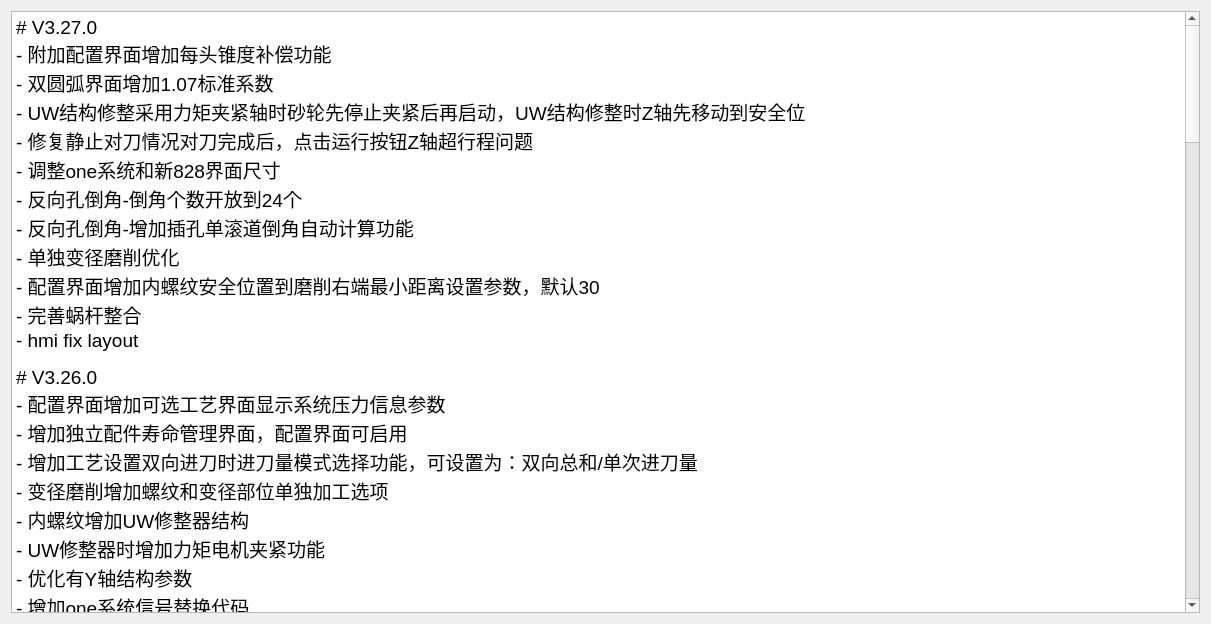
Above: history.ui from nie11kun/HorizonJuicerCreator before the change. Below: the same form after it.
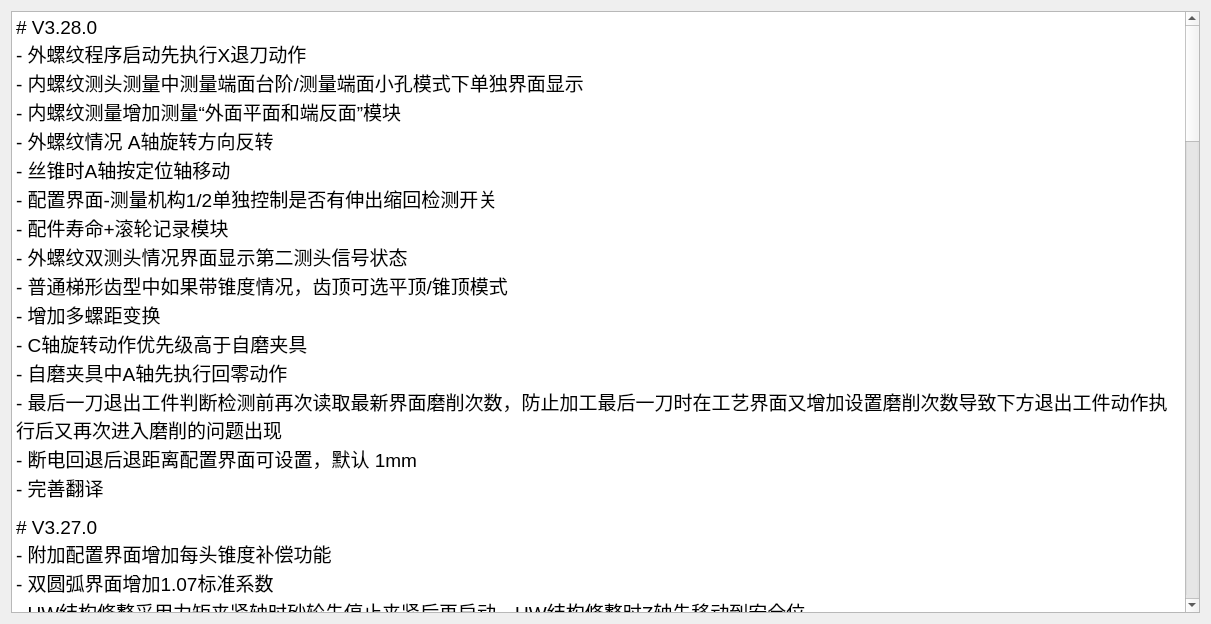
That is the form after the change.

Diff of the .ui file:
```diff
--- a/history.ui
+++ b/history.ui
@@ -24,6 +24,23 @@
 li.unchecked::marker { content: &quot;\2610&quot;; }
 li.checked::marker { content: &quot;\2612&quot;; }
 &lt;/style&gt;&lt;/head&gt;&lt;body style=&quot; font-family:'Segoe UI'; font-size:9pt; font-weight:400; font-style:normal;&quot;&gt;
+&lt;p style=&quot; margin-top:0px; margin-bottom:0px; margin-left:0px; margin-right:0px; -qt-block-indent:0; text-indent:0px;&quot;&gt;&lt;span style=&quot; font-size:14pt;&quot;&gt;# V3.28.0&lt;/span&gt;&lt;/p&gt;
+&lt;p style=&quot; margin-top:0px; margin-bottom:0px; margin-left:0px; margin-right:0px; -qt-block-indent:0; text-indent:0px;&quot;&gt;&lt;span style=&quot; font-size:14pt;&quot;&gt;- 外螺纹程序启动先执行X退刀动作&lt;/span&gt;&lt;/p&gt;
+&lt;p style=&quot; margin-top:0px; margin-bottom:0px; margin-left:0px; margin-right:0px; -qt-block-indent:0; text-indent:0px;&quot;&gt;&lt;span style=&quot; font-size:14pt;&quot;&gt;- 内螺纹测头测量中测量端面台阶/测量端面小孔模式下单独界面显示&lt;/span&gt;&lt;/p&gt;
+&lt;p style=&quot; margin-top:0px; margin-bottom:0px; margin-left:0px; margin-right:0px; -qt-block-indent:0; text-indent:0px;&quot;&gt;&lt;span style=&quot; font-size:14pt;&quot;&gt;- 内螺纹测量增加测量“外面平面和端反面”模块&lt;/span&gt;&lt;/p&gt;
+&lt;p style=&quot; margin-top:0px; margin-bottom:0px; margin-left:0px; margin-right:0px; -qt-block-indent:0; text-indent:0px;&quot;&gt;&lt;span style=&quot; font-size:14pt;&quot;&gt;- 外螺纹情况 A轴旋转方向反转&lt;/span&gt;&lt;/p&gt;
+&lt;p style=&quot; margin-top:0px; margin-bottom:0px; margin-left:0px; margin-right:0px; -qt-block-indent:0; text-indent:0px;&quot;&gt;&lt;span style=&quot; font-size:14pt;&quot;&gt;- 丝锥时A轴按定位轴移动&lt;/span&gt;&lt;/p&gt;
+&lt;p style=&quot; margin-top:0px; margin-bottom:0px; margin-left:0px; margin-right:0px; -qt-block-indent:0; text-indent:0px;&quot;&gt;&lt;span style=&quot; font-size:14pt;&quot;&gt;- 配置界面-测量机构1/2单独控制是否有伸出缩回检测开关&lt;/span&gt;&lt;/p&gt;
+&lt;p style=&quot; margin-top:0px; margin-bottom:0px; margin-left:0px; margin-right:0px; -qt-block-indent:0; text-indent:0px;&quot;&gt;&lt;span style=&quot; font-size:14pt;&quot;&gt;- 配件寿命+滚轮记录模块&lt;/span&gt;&lt;/p&gt;
+&lt;p style=&quot; margin-top:0px; margin-bottom:0px; margin-left:0px; margin-right:0px; -qt-block-indent:0; text-indent:0px;&quot;&gt;&lt;span style=&quot; font-size:14pt;&quot;&gt;- 外螺纹双测头情况界面显示第二测头信号状态&lt;/span&gt;&lt;/p&gt;
+&lt;p style=&quot; margin-top:0px; margin-bottom:0px; margin-left:0px; margin-right:0px; -qt-block-indent:0; text-indent:0px;&quot;&gt;&lt;span style=&quot; font-size:14pt;&quot;&gt;- 普通梯形齿型中如果带锥度情况，齿顶可选平顶/锥顶模式&lt;/span&gt;&lt;/p&gt;
+&lt;p style=&quot; margin-top:0px; margin-bottom:0px; margin-left:0px; margin-right:0px; -qt-block-indent:0; text-indent:0px;&quot;&gt;&lt;span style=&quot; font-size:14pt;&quot;&gt;- 增加多螺距变换&lt;/span&gt;&lt;/p&gt;
+&lt;p style=&quot; margin-top:0px; margin-bottom:0px; margin-left:0px; margin-right:0px; -qt-block-indent:0; text-indent:0px;&quot;&gt;&lt;span style=&quot; font-size:14pt;&quot;&gt;- C轴旋转动作优先级高于自磨夹具&lt;/span&gt;&lt;/p&gt;
+&lt;p style=&quot; margin-top:0px; margin-bottom:0px; margin-left:0px; margin-right:0px; -qt-block-indent:0; text-indent:0px;&quot;&gt;&lt;span style=&quot; font-size:14pt;&quot;&gt;- 自磨夹具中A轴先执行回零动作&lt;/span&gt;&lt;/p&gt;
+&lt;p style=&quot; margin-top:0px; margin-bottom:0px; margin-left:0px; margin-right:0px; -qt-block-indent:0; text-indent:0px;&quot;&gt;&lt;span style=&quot; font-size:14pt;&quot;&gt;- 最后一刀退出工件判断检测前再次读取最新界面磨削次数，防止加工最后一刀时在工艺界面又增加设置磨削次数导致下方退出工件动作执行后又再次进入磨削的问题出现&lt;/span&gt;&lt;/p&gt;
+&lt;p style=&quot; margin-top:0px; margin-bottom:0px; margin-left:0px; margin-right:0px; -qt-block-indent:0; text-indent:0px;&quot;&gt;&lt;span style=&quot; font-size:14pt;&quot;&gt;- 断电回退后退距离配置界面可设置，默认 1mm&lt;/span&gt;&lt;/p&gt;
+&lt;p style=&quot; margin-top:0px; margin-bottom:0px; margin-left:0px; margin-right:0px; -qt-block-indent:0; text-indent:0px;&quot;&gt;&lt;span style=&quot; font-size:14pt;&quot;&gt;- 完善翻译&lt;/span&gt;&lt;/p&gt;
+&lt;p style=&quot;-qt-paragraph-type:empty; margin-top:0px; margin-bottom:0px; margin-left:0px; margin-right:0px; -qt-block-indent:0; text-indent:0px;&quot;&gt;&lt;br /&gt;&lt;/p&gt;
 &lt;p style=&quot; margin-top:0px; margin-bottom:0px; margin-left:0px; margin-right:0px; -qt-block-indent:0; text-indent:0px;&quot;&gt;&lt;span style=&quot; font-size:14pt;&quot;&gt;# V3.27.0&lt;/span&gt;&lt;/p&gt;
 &lt;p style=&quot; margin-top:0px; margin-bottom:0px; margin-left:0px; margin-right:0px; -qt-block-indent:0; text-indent:0px;&quot;&gt;&lt;span style=&quot; font-size:14pt;&quot;&gt;- 附加配置界面增加每头锥度补偿功能&lt;/span&gt;&lt;/p&gt;
 &lt;p style=&quot; margin-top:0px; margin-bottom:0px; margin-left:0px; margin-right:0px; -qt-block-indent:0; text-indent:0px;&quot;&gt;&lt;span style=&quot; font-size:14pt;&quot;&gt;- 双圆弧界面增加1.07标准系数&lt;/span&gt;&lt;/p&gt;
```
